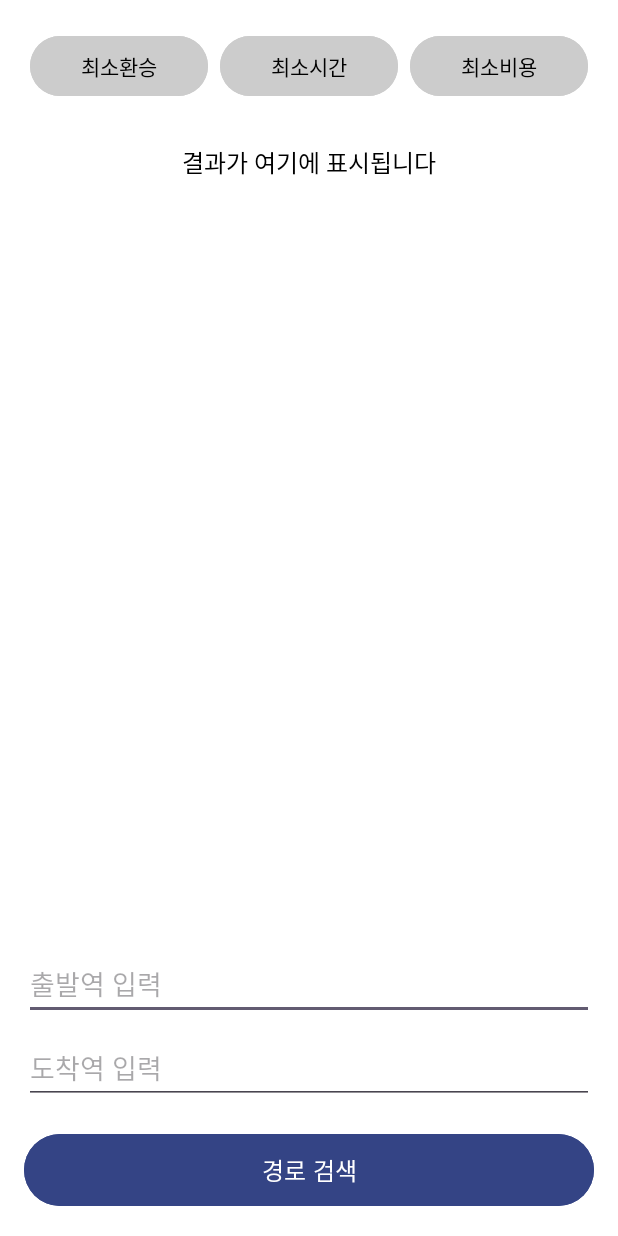
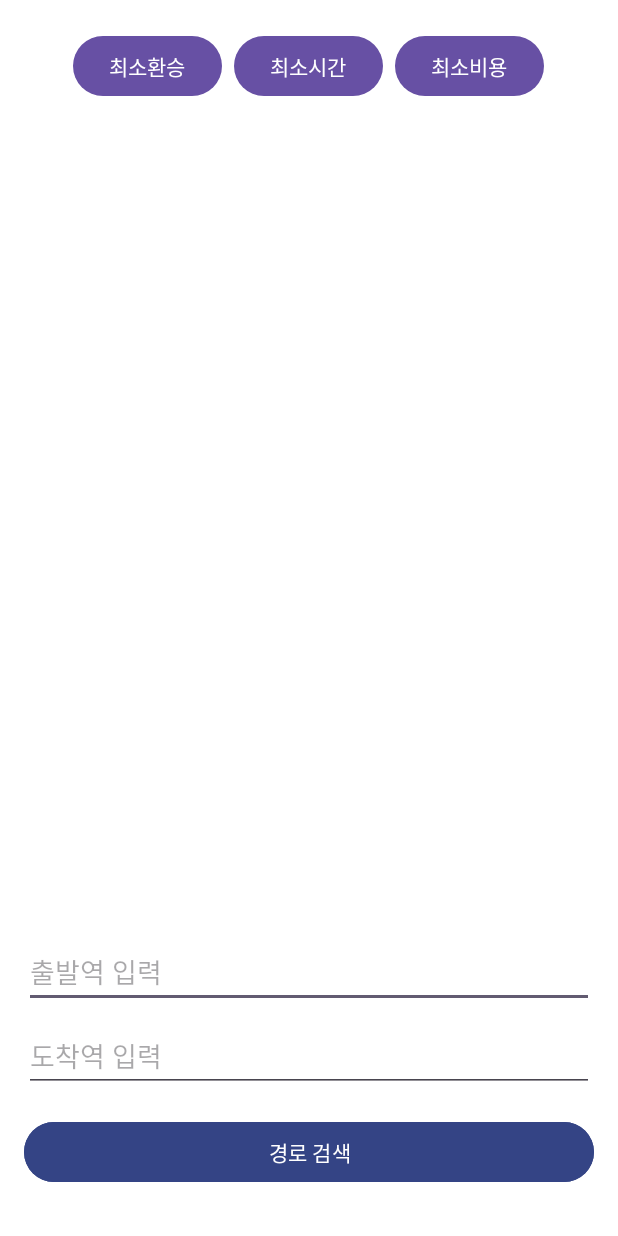
Before and after one commit to ys0221/TrackMaster, an Android app: the screen it shows after launch (MainActivity), on a phone screen of 412 x 824 dp. Run offline under Robolectric (Android 15) with nearby library versions, the phone set to English and light mode, and no system bars.

Commit message:
화면 구성

```diff
--- a/app/src/main/res/layout/activity_main.xml
+++ b/app/src/main/res/layout/activity_main.xml
@@ -3,10 +3,11 @@
     android:layout_width="match_parent"
     android:layout_height="match_parent"
     android:orientation="vertical"
-    android:background="#FFFFFF"
-    android:padding="16dp">
+    android:padding="16dp"
+    android:background="@color/white"
+    android:gravity="center_horizontal">
 
-    <!-- 상단 버튼 영역 -->
+    <!-- 상단 버튼 -->
     <LinearLayout
         android:layout_width="match_parent"
         android:layout_height="wrap_content"
@@ -16,54 +17,41 @@
 
         <Button
             android:id="@+id/minTransferButton"
-            android:layout_width="0dp"
-            android:layout_weight="1"
+            android:layout_width="wrap_content"
             android:layout_height="wrap_content"
-            android:text="최소환승"
-            android:backgroundTint="#CCCCCC"
-            android:textColor="#000000"
-            android:layout_margin="4dp" />
+            android:layout_margin="4dp"
+            android:text="최소환승" />
 
         <Button
             android:id="@+id/minTimeButton"
-            android:layout_width="0dp"
-            android:layout_weight="1"
+            android:layout_width="wrap_content"
             android:layout_height="wrap_content"
-            android:text="최소시간"
-            android:backgroundTint="#CCCCCC"
-            android:textColor="#000000"
-            android:layout_margin="4dp" />
+            android:layout_margin="4dp"
+            android:text="최소시간" />
 
         <Button
             android:id="@+id/minCostButton"
-            android:layout_width="0dp"
-            android:layout_weight="1"
+            android:layout_width="wrap_content"
             android:layout_height="wrap_content"
-            android:text="최소비용"
-            android:backgroundTint="#CCCCCC"
-            android:textColor="#000000"
-            android:layout_margin="4dp" />
+            android:layout_margin="4dp"
+            android:text="최소비용" />
     </LinearLayout>
 
-    <!-- 결과 출력 영역 -->
+    <!-- 검색 입력 필드 -->
     <ScrollView
         android:layout_width="match_parent"
         android:layout_height="0dp"
         android:layout_weight="1"
-        android:layout_marginBottom="16dp">
+        android:gravity="center">
 
-        <TextView
-            android:id="@+id/database"
+        <LinearLayout
+            android:id="@+id/resultLayout"
             android:layout_width="match_parent"
             android:layout_height="wrap_content"
-            android:gravity="center"
-            android:text="결과가 여기에 표시됩니다"
-            android:textSize="16sp"
-            android:textColor="@android:color/black"
-            android:padding="8dp" />
+            android:gravity="center_horizontal"
+            android:orientation="vertical" />
     </ScrollView>
 
-    <!-- 입력 및 검색 버튼 -->
     <EditText
         android:id="@+id/startStationInput"
         android:layout_width="match_parent"
@@ -80,13 +68,15 @@
         android:inputType="text"
         android:layout_marginBottom="16dp" />
 
+    <!-- 경로 검색 버튼 -->
     <Button
         android:id="@+id/calculateButton"
         android:layout_width="match_parent"
         android:layout_height="wrap_content"
+        android:layout_marginBottom="16dp"
+        android:backgroundTint="#344485"
         android:text="경로 검색"
-        android:backgroundTint="#344485"
-        android:textColor="#FFFFFF"
-        android:textSize="16sp"
-        android:padding="12dp" />
+        android:textColor="#FFFFFF" />
+
+    <!-- 동적 결과 표시 영역 -->
 </LinearLayout>
```
Also changed, not shown: app/src/main/java/com/example/trackmaster/MainActivity.kt (+180 -65 lines).
